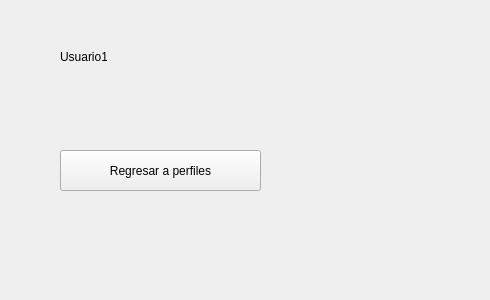
Qt form Interfaces gráficas/IG2.ui (lulacuna16/TT-2021-A004) before a commit.
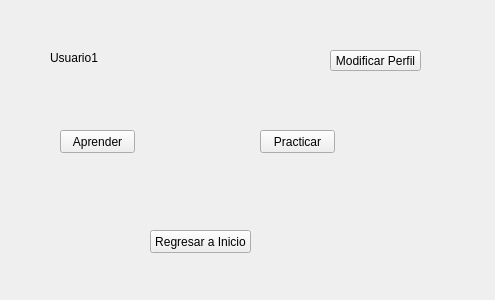
The same form after that commit.

```diff
--- a/Interfaces gráficas/IG2.ui
+++ b/Interfaces gráficas/IG2.ui
@@ -6,7 +6,7 @@
    <rect>
     <x>0</x>
     <y>0</y>
-    <width>490</width>
+    <width>495</width>
     <height>300</height>
    </rect>
   </property>
@@ -16,27 +16,66 @@
   <widget class="QLabel" name="labelUsuario">
    <property name="geometry">
     <rect>
-     <x>60</x>
+     <x>50</x>
      <y>50</y>
-     <width>47</width>
-     <height>13</height>
+     <width>61</width>
+     <height>16</height>
     </rect>
    </property>
    <property name="text">
     <string>Usuario1</string>
    </property>
   </widget>
-  <widget class="QPushButton" name="botonRegresarPerfiles">
+  <widget class="QPushButton" name="botonModificarPerfil">
+   <property name="geometry">
+    <rect>
+     <x>330</x>
+     <y>50</y>
+     <width>91</width>
+     <height>21</height>
+    </rect>
+   </property>
+   <property name="text">
+    <string>Modificar Perfil</string>
+   </property>
+  </widget>
+  <widget class="QPushButton" name="botonAprender">
    <property name="geometry">
     <rect>
      <x>60</x>
-     <y>150</y>
-     <width>201</width>
-     <height>41</height>
+     <y>130</y>
+     <width>75</width>
+     <height>23</height>
     </rect>
    </property>
    <property name="text">
-    <string>Regresar a perfiles</string>
+    <string>Aprender</string>
+   </property>
+  </widget>
+  <widget class="QPushButton" name="botonPracticar">
+   <property name="geometry">
+    <rect>
+     <x>260</x>
+     <y>130</y>
+     <width>75</width>
+     <height>23</height>
+    </rect>
+   </property>
+   <property name="text">
+    <string>Practicar</string>
+   </property>
+  </widget>
+  <widget class="QPushButton" name="botonRegresarInicio">
+   <property name="geometry">
+    <rect>
+     <x>150</x>
+     <y>230</y>
+     <width>101</width>
+     <height>23</height>
+    </rect>
+   </property>
+   <property name="text">
+    <string>Regresar a Inicio</string>
    </property>
   </widget>
  </widget>
```
Left out of the diff: 6 changed lines with no effect on the pictures.
